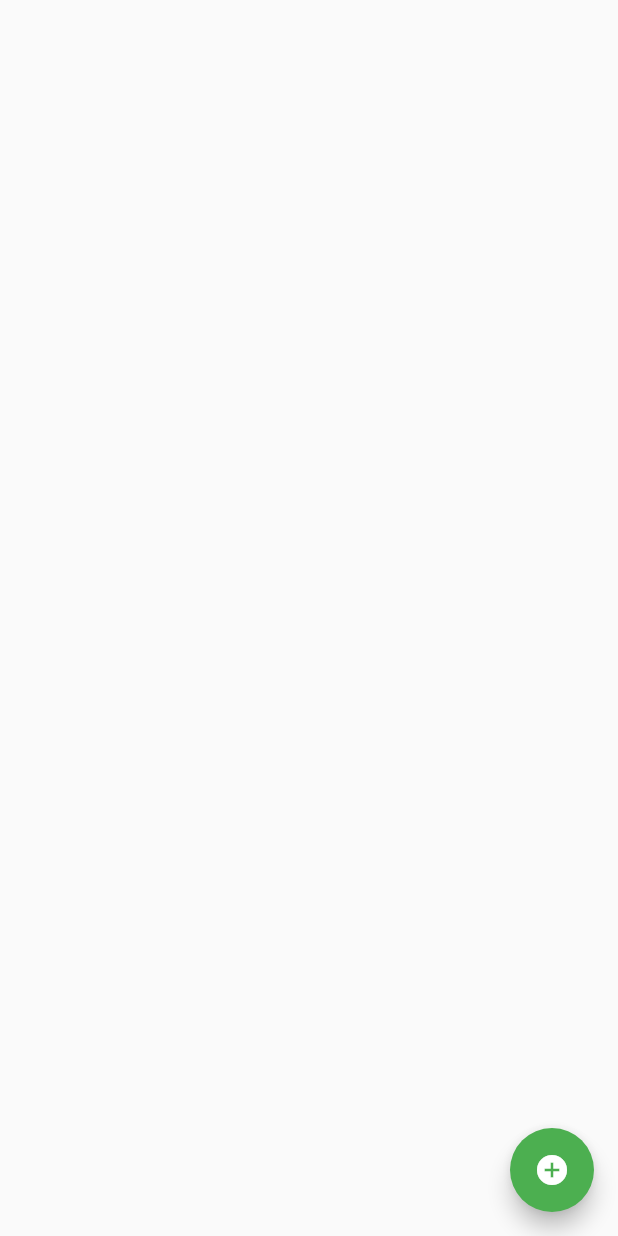
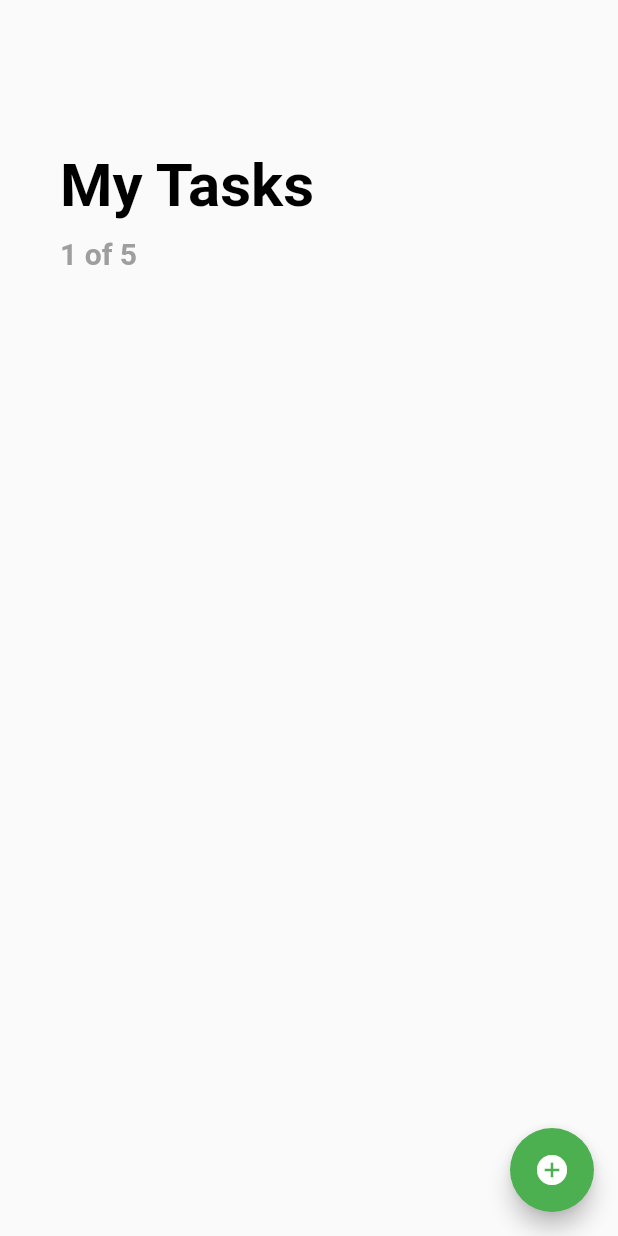
Before and after one commit to naseebbajracharya/todolist-app-flutter, a Flutter app: the screen it shows after launch, on a phone screen of 412 x 824 dp. Run offline on Flutter 3.47's test engine with Material 2 defaults, Android fonts, the phone set to English and light mode, and no system bars.

Commit message:
working on body container padding for screen ui

```diff
--- a/lib/screens/todo_list_screen.dart
+++ b/lib/screens/todo_list_screen.dart
@@ -14,6 +14,29 @@ class _TodoListScreenState extends State<TodoListScreen> {
         child: Icon(Icons.add_circle),
         onPressed: () => print('Task Screen'),
       ),
+      body: ListView.builder(
+        padding: EdgeInsets.symmetric(vertical: 80.0),
+        itemCount: 1,
+        itemBuilder: (BuildContext context, int index) {
+          if(index == 0){
+            return Padding(
+              padding: EdgeInsets.symmetric(horizontal: 40.0, vertical: 20.0),
+              child: Column(crossAxisAlignment: CrossAxisAlignment.start,
+              children: <Widget>[
+                Text('My Tasks', style: TextStyle(color: Colors.black, fontSize: 40.0, fontWeight: FontWeight.bold),),
+                SizedBox(height: 10.5,),
+                Text('1 of 5', style: TextStyle(color: Colors.grey, fontSize: 20.0, fontWeight: FontWeight.w600),),
+              ],
+              ),
+            );
+          }
+          return Container(
+            height: 100.0,
+            width: double.infinity,
+            color: Colors.green
+            );
+        }
+      ),
 
     );
   }
```
